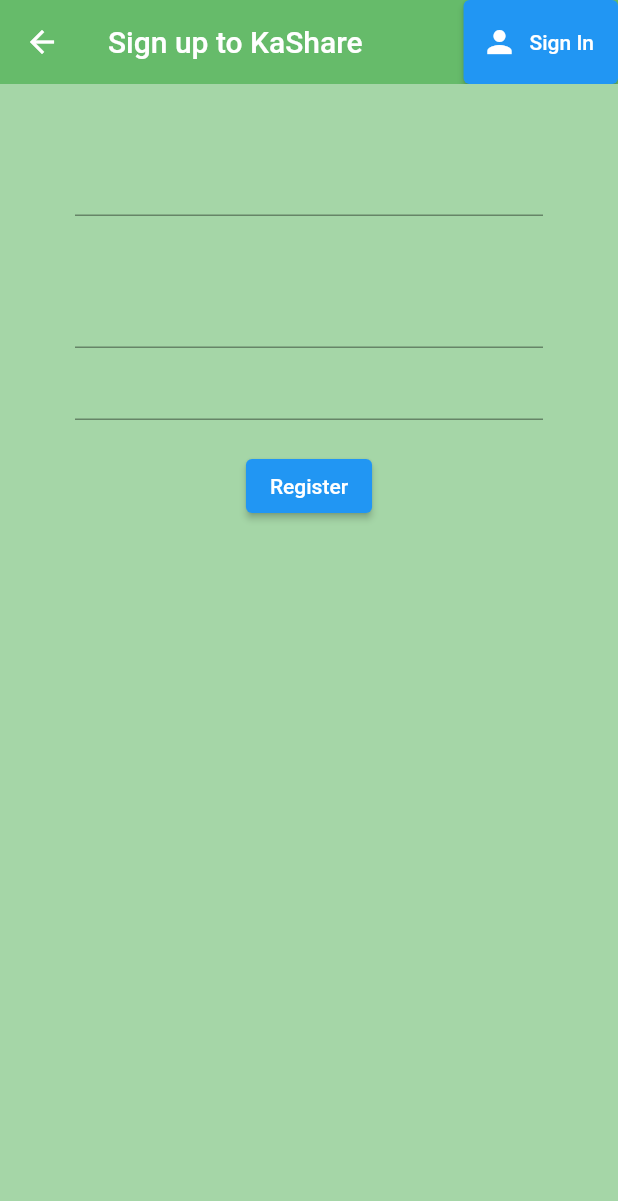
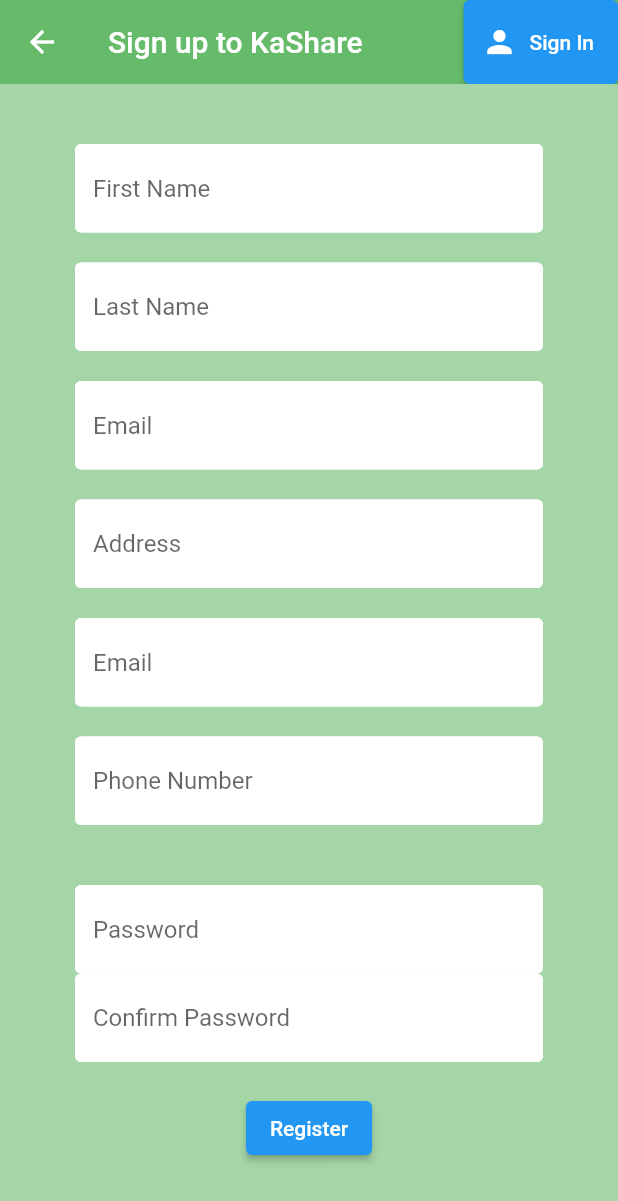
Before and after one commit to AcadProjects/kashare-github, a Flutter app: the Register screen opened directly, on a phone screen of 412 x 824 dp. Shown: the top 1201 px of the screen. Run offline on Flutter 3.47's test engine with Material 2 defaults, Android fonts, the phone set to English and light mode, and no system bars; our stand-ins replace cloud_firestore, firebase_auth, firebase_core, latlong2; accounts and stored records are empty; network calls fail.

Commit message:
Added textfields and decoration texts

```diff
--- a/lib/screens/authenticate/register.dart
+++ b/lib/screens/authenticate/register.dart
@@ -41,16 +41,125 @@ class _RegisterState extends State<Register> {
           key: _formKey,
           child: Column(
             children: <Widget>[
+//
               SizedBox(height: 20.0),
               TextFormField(
+                decoration: InputDecoration(
+                  hintText: 'First Name',
+                  fillColor: Colors.white,
+                  filled: true,
+                  enabledBorder: OutlineInputBorder(
+                      borderSide: BorderSide(color: Colors.white, width: 2.0)),
+                  focusedBorder: OutlineInputBorder(
+                      borderSide: BorderSide(color: Colors.grey, width: 2.0)),
+                ),
+                validator: (val) => val!.isEmpty ? 'Enter First Name' : null,
+                onChanged: (val) {
+                  setState(() => email = val.trim());
+                },
+              ), //TextFormField - First Name
+//
+              SizedBox(height: 20.0),
+              TextFormField(
+                decoration: InputDecoration(
+                  hintText: 'Last Name',
+                  fillColor: Colors.white,
+                  filled: true,
+                  enabledBorder: OutlineInputBorder(
+                      borderSide: BorderSide(color: Colors.white, width: 2.0)),
+                  focusedBorder: OutlineInputBorder(
+                      borderSide: BorderSide(color: Colors.grey, width: 2.0)),
+                ),
+                validator: (val) => val!.isEmpty ? 'Enter Last Name' : null,
+                onChanged: (val) {
+                  setState(() => email = val.trim());
+                },
+              ), //TextFormField - Last Name
+//
+
+//
+              SizedBox(height: 20.0),
+              TextFormField(
+                decoration: InputDecoration(
+                  hintText: 'Email',
+                  fillColor: Colors.white,
+                  filled: true,
+                  enabledBorder: OutlineInputBorder(
+                      borderSide: BorderSide(color: Colors.white, width: 2.0)),
+                  focusedBorder: OutlineInputBorder(
+                      borderSide: BorderSide(color: Colors.grey, width: 2.0)),
+                ),
                 validator: (val) => val!.isEmpty ? 'Enter your email' : null,
                 onChanged: (val) {
                   setState(() => email = val.trim());
                 },
               ), //TextFormField - Email
+//
+              SizedBox(height: 20.0),
+              TextFormField(
+                decoration: InputDecoration(
+                  hintText: 'Address',
+                  fillColor: Colors.white,
+                  filled: true,
+                  enabledBorder: OutlineInputBorder(
+                      borderSide: BorderSide(color: Colors.white, width: 2.0)),
+                  focusedBorder: OutlineInputBorder(
+                      borderSide: BorderSide(color: Colors.grey, width: 2.0)),
+                ),
+                validator: (val) => val!.isEmpty ? 'Enter your Address' : null,
+                onChanged: (val) {
+                  setState(() => email = val.trim());
+                },
+              ), //TextFormField - Address
+//
+              SizedBox(height: 20.0),
+              TextFormField(
+                decoration: InputDecoration(
+                  hintText: 'Email',
+                  fillColor: Colors.white,
+                  filled: true,
+                  enabledBorder: OutlineInputBorder(
+                      borderSide: BorderSide(color: Colors.white, width: 2.0)),
+                  focusedBorder: OutlineInputBorder(
+                      borderSide: BorderSide(color: Colors.grey, width: 2.0)),
+                ),
+                validator: (val) => val!.isEmpty ? 'Enter your email' : null,
+                onChanged: (val) {
+                  setState(() => email = val.trim());
+                },
+              ), //TextFormField - Email
+//
+              SizedBox(height: 20.0),
+              TextFormField(
+                keyboardType: TextInputType.number,
+                decoration: InputDecoration(
+                  hintText: 'Phone Number',
+                  fillColor: Colors.white,
+                  filled: true,
+                  enabledBorder: OutlineInputBorder(
+                      borderSide: BorderSide(color: Colors.white, width: 2.0)),
+                  focusedBorder: OutlineInputBorder(
+                      borderSide: BorderSide(color: Colors.grey, width: 2.0)),
+                ),
+                validator: (val) =>
+                    val!.isEmpty ? 'Enter your Phone Number' : null,
+                onChanged: (val) {
+                  setState(() => email = val.trim());
+                },
+              ), //TextFormField - Phone Number
+//
               SizedBox(height: 40.0),
 
               TextFormField(
+                decoration: InputDecoration(
+                  hintText: 'Password',
+                  fillColor: Colors.white,
+                  filled: true,
+                  enabledBorder: OutlineInputBorder(
+                      borderSide: BorderSide(color: Colors.white, width: 2.0)),
+                  focusedBorder: OutlineInputBorder(
+                      borderSide: BorderSide(color: Colors.grey, width: 2.0)),
+                ),
                 obscureText: true,
                 validator: (val) => val!.length < 7
                     ? 'Enter a password (Must be greater than 7 characters)'
@@ -61,6 +170,15 @@ class _RegisterState extends State<Register> {
               ), //TextFormField - Password
 
               TextFormField(
+                decoration: InputDecoration(
+                  hintText: 'Confirm Password',
+                  fillColor: Colors.white,
+                  filled: true,
+                  enabledBorder: OutlineInputBorder(
+                      borderSide: BorderSide(color: Colors.white, width: 2.0)),
+                  focusedBorder: OutlineInputBorder(
+                      borderSide: BorderSide(color: Colors.grey, width: 2.0)),
+                ),
                 obscureText: true,
                 validator: (val) => val!.length < 7 ? 'Confirm Password' : null,
                 onChanged: (val) {
--- a/lib/screens/authenticate/sign_in.dart
+++ b/lib/screens/authenticate/sign_in.dart
@@ -79,6 +79,19 @@ class _SignInState extends State<SignIn> {
                 error,
                 style: TextStyle(color: Colors.red, fontSize: 14.0),
               ),
+              SizedBox(height: 20.0),
+              ElevatedButton(
+                child: Text('Sign In Using Google'),
+                onPressed: () async {
+                  dynamic result = await _auth.signInAnon();
+                  if (result == null) {
+                    print('Error Signing In');
+                  } else {
+                    print('Signed In');
+                    print(result.uid);
+                  }
+                },
+              )
             ],
           ),
         ),
--- a/lib/services/auth.dart
+++ b/lib/services/auth.dart
@@ -29,7 +29,7 @@ class AuthService {
   }
 
   // sign in with email and password
-  Future singInWithEmailAndPassword(String email, String password) async {
+  Future signInWithEmailAndPassword(String email, String password) async {
     try {
       UserCredential result = await _auth.signInWithEmailAndPassword(
           email: email, password: password);
@@ -46,7 +46,7 @@ class AuthService {
     try {
       UserCredential result = await _auth.createUserWithEmailAndPassword(
           email: email, password: password);
-      MyUser? user = result.user;
+      User? user = result.user;
       return _userFromFirebaseUser(user!);
     } catch (e) {
       print(e.toString());
```
